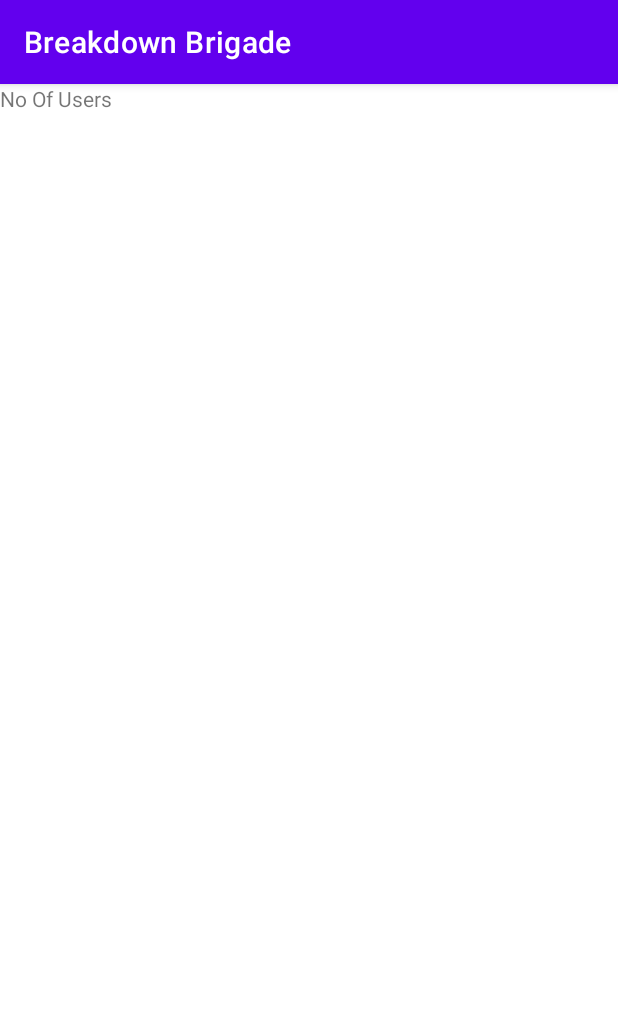
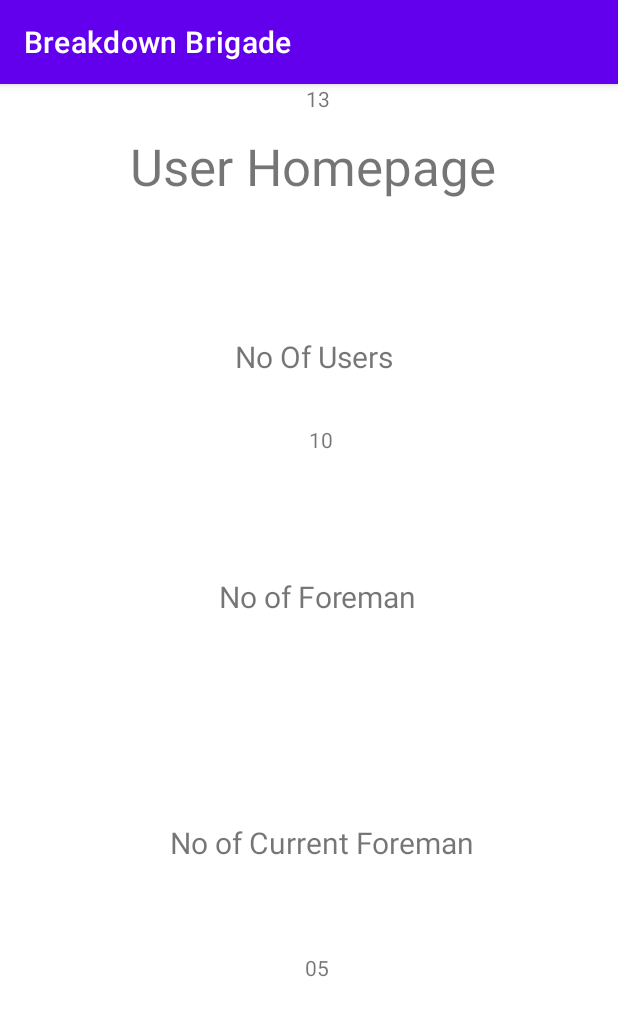
Before and after one commit to Kowshi1101/Breakdown-Brigade, an Android app: the adminhomepage screen opened directly, with no data from a screen before it, on a phone screen of 412 x 824 dp. Shown: the top 1016 px of the screen. Run offline under Robolectric (Android 15) with nearby library versions, the phone set to English and light mode, and no system bars.

Commit message:
admin homepage

```diff
--- a/app/src/main/res/layout/activity_adminhomepage.xml
+++ b/app/src/main/res/layout/activity_adminhomepage.xml
@@ -8,9 +8,78 @@
 
     <TextView
         android:id="@+id/textView"
+        android:layout_width="114dp"
+        android:layout_height="27dp"
+        android:layout_marginTop="72dp"
+        android:text="No Of Users"
+        android:textSize="20sp"
+        app:layout_constraintEnd_toEndOf="@+id/textView2"
+        app:layout_constraintStart_toStartOf="@+id/textView2"
+        app:layout_constraintTop_toBottomOf="@+id/textView2" />
+
+    <TextView
+        android:id="@+id/textView2"
+        android:layout_width="254dp"
+        android:layout_height="64dp"
+        android:layout_marginTop="32dp"
+        android:text="User Homepage"
+        android:textSize="34sp"
+        app:layout_constraintEnd_toEndOf="parent"
+        app:layout_constraintHorizontal_bias="0.549"
+        app:layout_constraintStart_toStartOf="parent"
+        app:layout_constraintTop_toTopOf="parent" />
+
+    <TextView
+        android:id="@+id/textView6"
         android:layout_width="wrap_content"
         android:layout_height="wrap_content"
-        android:text="No Of Users"
-        tools:layout_editor_absoluteX="171dp"
-        tools:layout_editor_absoluteY="118dp" />
+        android:layout_marginTop="32dp"
+        android:text="10"
+        app:layout_constraintEnd_toEndOf="@+id/textView"
+        app:layout_constraintStart_toStartOf="@+id/textView"
+        app:layout_constraintTop_toBottomOf="@+id/textView" />
+
+    <TextView
+        android:id="@+id/textView8"
+        android:layout_width="wrap_content"
+        android:layout_height="wrap_content"
+        android:layout_marginTop="232dp"
+        android:text="No of Foreman"
+        android:textSize="20sp"
+        app:layout_constraintEnd_toEndOf="@+id/textView2"
+        app:layout_constraintHorizontal_bias="0.488"
+        app:layout_constraintStart_toStartOf="@+id/textView2"
+        app:layout_constraintTop_toBottomOf="@+id/textView2" />
+
+    <TextView
+        android:id="@+id/textView9"
+        android:layout_width="wrap_content"
+        android:layout_height="wrap_content"
+        android:text="13"
+        app:layout_constraintEnd_toEndOf="@+id/textView8"
+        app:layout_constraintStart_toStartOf="@+id/textView8"
+        tools:layout_editor_absoluteY="371dp" />
+
+    <TextView
+        android:id="@+id/textView10"
+        android:layout_width="wrap_content"
+        android:layout_height="wrap_content"
+        android:layout_marginTop="396dp"
+        android:text="No of Current Foreman"
+        android:textSize="20sp"
+        app:layout_constraintEnd_toEndOf="@+id/textView2"
+        app:layout_constraintHorizontal_bias="0.53"
+        app:layout_constraintStart_toStartOf="@+id/textView2"
+        app:layout_constraintTop_toBottomOf="@+id/textView2" />
+
+    <TextView
+        android:id="@+id/textView11"
+        android:layout_width="wrap_content"
+        android:layout_height="wrap_content"
+        android:layout_marginTop="60dp"
+        android:text="05"
+        app:layout_constraintEnd_toEndOf="@+id/textView10"
+        app:layout_constraintHorizontal_bias="0.482"
+        app:layout_constraintStart_toStartOf="@+id/textView10"
+        app:layout_constraintTop_toBottomOf="@+id/textView10" />
 </androidx.constraintlayout.widget.ConstraintLayout>
```
